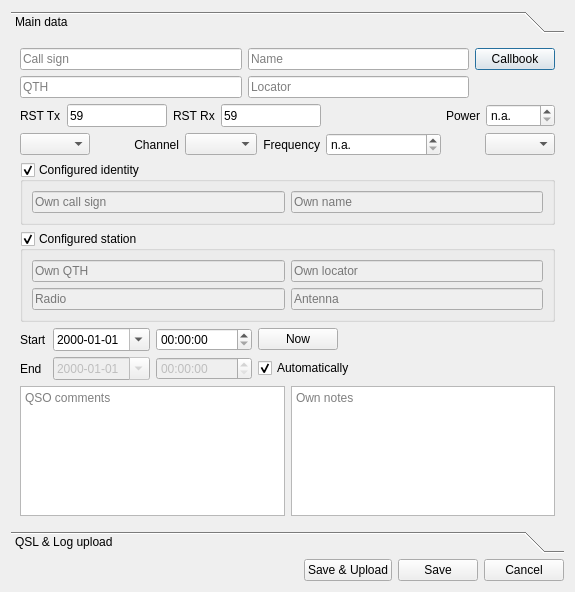
Old version of the form ui_files/DragonLog_QSOForm.ui in the repository gitandy/DragonLog.
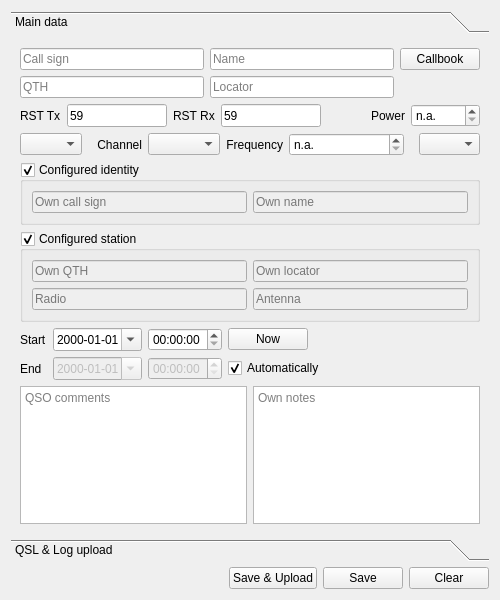
New version of the form.

Commit message: Integrated QSOForm into main window (issue #12)

```diff
--- a/ui_files/DragonLog_QSOForm.ui
+++ b/ui_files/DragonLog_QSOForm.ui
@@ -1,15 +1,27 @@
 <?xml version="1.0" encoding="UTF-8"?>
 <ui version="4.0">
- <class>QSOFormDialog</class>
- <widget class="QDialog" name="QSOFormDialog">
+ <class>QSOForm</class>
+ <widget class="QWidget" name="QSOForm">
   <property name="geometry">
    <rect>
     <x>0</x>
     <y>0</y>
-    <width>575</width>
-    <height>592</height>
+    <width>500</width>
+    <height>600</height>
    </rect>
   </property>
+  <property name="sizePolicy">
+   <sizepolicy hsizetype="MinimumExpanding" vsizetype="MinimumExpanding">
+    <horstretch>0</horstretch>
+    <verstretch>0</verstretch>
+   </sizepolicy>
+  </property>
+  <property name="minimumSize">
+   <size>
+    <width>500</width>
+    <height>600</height>
+   </size>
+  </property>
   <property name="windowTitle">
    <string>Enter QSO</string>
   </property>
@@ -24,8 +36,8 @@
        <rect>
         <x>0</x>
         <y>0</y>
-        <width>557</width>
-        <height>482</height>
+        <width>482</width>
+        <height>490</height>
        </rect>
       </property>
       <attribute name="label">
@@ -931,7 +943,7 @@
      <item>
       <widget class="QPushButton" name="cancelPushButton">
        <property name="text">
-        <string>Cancel</string>
+        <string>Clear</string>
        </property>
       </widget>
      </item>
```
Left out of the diff: 75 changed lines with no effect on the pictures. The commit also changes 4 other files.
